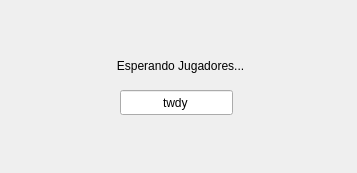
Old version of the form pantallaespera.ui in the repository AndreyZartty/Scrabble.
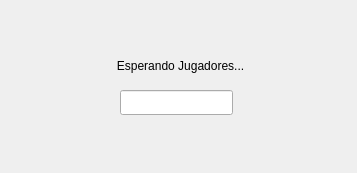
New version of the form.

Commit message: Verificación de error de juegos activos totales

What changed in the file:
```diff
--- a/pantallaespera.ui
+++ b/pantallaespera.ui
@@ -39,7 +39,7 @@
     </rect>
    </property>
    <property name="text">
-    <string>twdy</string>
+    <string/>
    </property>
    <property name="alignment">
     <set>Qt::AlignCenter</set>
```
The commit also changes 1 other file.
